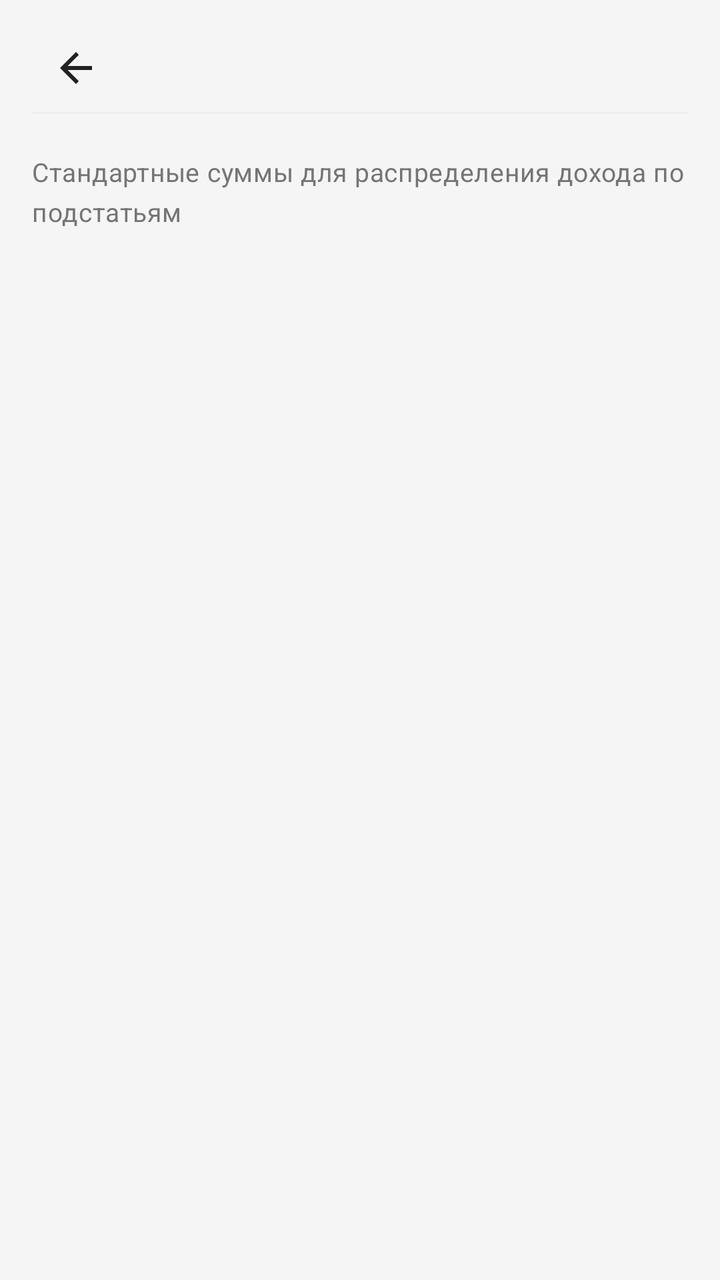
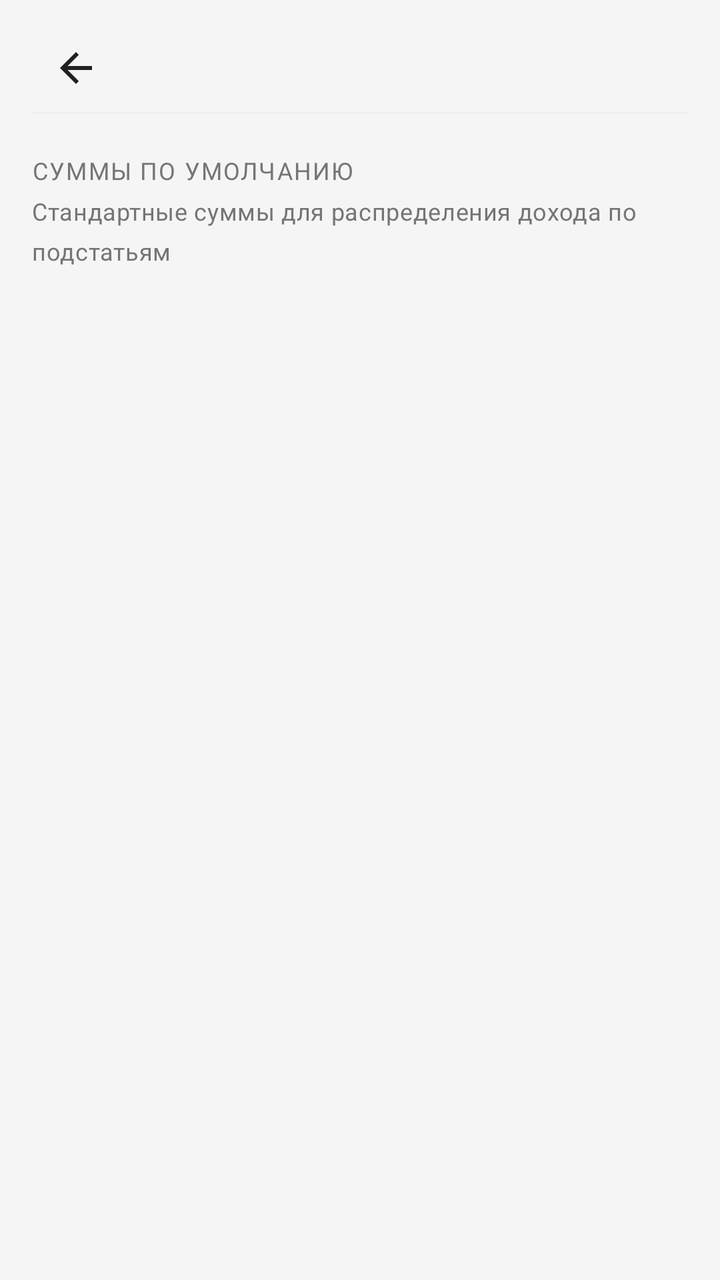

Screens rendered from an Android XML layout before and after an edit, with the pre-edit source and the edit as a unified diff.
<!-- AndroidManifest.xml: application theme Theme.MyBudget -->
<!-- res/layout/activity_default_amounts.xml -->
<?xml version="1.0" encoding="utf-8"?>
<LinearLayout xmlns:android="http://schemas.android.com/apk/res/android"
    android:orientation="vertical"
    android:id="@+id/defaultAmountsRoot"
    android:background="@color/background_light"
    android:paddingLeft="@dimen/space_16"
    android:paddingTop="@dimen/space_12"
    android:paddingRight="@dimen/space_16"
    android:paddingBottom="@dimen/space_16"
    android:layout_width="match_parent"
    android:layout_height="match_parent"
    android:paddingHorizontal="@dimen/space_16">
    <include
        android:layout_width="match_parent"
        android:layout_height="wrap_content"
        android:layout_marginBottom="@dimen/space_12"
        layout="@layout/include_screen_header"/>
    <TextView
        android:textSize="13sp"
        android:layout_width="match_parent"
        android:layout_height="wrap_content"
        android:layout_marginBottom="@dimen/space_12"
        android:text="@string/default_amounts_subtitle"
        style="@style/Text.MyBudget.Subtitle"/>
    <androidx.recyclerview.widget.RecyclerView
        android:id="@+id/defaultAmountsRecycler"
        android:paddingBottom="@dimen/space_24"
        android:clipToPadding="false"
        android:layout_width="match_parent"
        android:layout_height="0dp"
        android:layout_weight="1"/>
    <TextView
        android:gravity="center"
        android:id="@+id/defaultAmountsEmpty"
        android:padding="@dimen/space_24"
        android:visibility="gone"
        android:layout_width="match_parent"
        android:layout_height="0dp"
        android:text="@string/default_amounts_empty"
        android:layout_weight="1"
        style="@style/Text.MyBudget.Subtitle"/>
</LinearLayout>
<!-- res/layout/include_screen_header.xml (included above) -->
<?xml version="1.0" encoding="utf-8"?>
<LinearLayout xmlns:android="http://schemas.android.com/apk/res/android"
    android:layout_width="match_parent"
    android:layout_height="wrap_content"
    android:orientation="vertical">

    <include layout="@layout/include_compact_toolbar" />

    <View
        android:layout_width="match_parent"
        android:layout_height="1dp"
        android:layout_marginBottom="@dimen/space_8"
        android:background="@color/border_light" />
</LinearLayout>
<!-- res/layout/include_compact_toolbar.xml (included above) -->
<?xml version="1.0" encoding="utf-8"?>
<LinearLayout xmlns:android="http://schemas.android.com/apk/res/android" xmlns:app="http://schemas.android.com/apk/res-auto"
    android:gravity="center_vertical"
    android:orientation="horizontal"
    android:id="@+id/screenHeaderRoot"
    android:layout_width="match_parent"
    android:layout_height="wrap_content"
    android:minHeight="@dimen/touch_min_size">
    <ImageButton
        android:id="@+id/screenHeaderBack"
        android:background="?attr/selectableItemBackgroundBorderless"
        android:padding="@dimen/space_8"
        android:layout_width="@dimen/touch_min_size"
        android:layout_height="@dimen/touch_min_size"
        android:src="@drawable/ic_arrow_back"
        android:scaleType="centerInside"
        android:contentDescription="@string/nav_back"
        app:tint="@color/text_primary"/>
    <TextView
        android:textSize="18sp"
        android:id="@+id/screenHeaderEmoji"
        android:visibility="gone"
        android:layout_width="wrap_content"
        android:layout_height="wrap_content"
        android:layout_marginStart="@dimen/space_2"/>
    <TextView
        android:textSize="20sp"
        android:ellipsize="end"
        android:id="@+id/screenHeaderTitle"
        android:layout_width="0dp"
        android:layout_height="wrap_content"
        android:maxLines="1"
        android:layout_weight="1"
        android:layout_marginStart="@dimen/space_4"
        style="@style/Text.MyBudget.Title"/>
    <ImageButton
        android:id="@+id/screenHeaderAction"
        android:background="?attr/selectableItemBackgroundBorderless"
        android:padding="@dimen/space_8"
        android:visibility="gone"
        android:layout_width="@dimen/touch_min_size"
        android:layout_height="@dimen/touch_min_size"
        android:src="@android:drawable/ic_menu_more"
        android:contentDescription="@string/transactions_more_menu"
        app:tint="@color/text_secondary"/>
    <ImageButton
        android:id="@+id/screenHeaderActionSecondary"
        android:background="?attr/selectableItemBackgroundBorderless"
        android:padding="@dimen/space_8"
        android:visibility="gone"
        android:layout_width="@dimen/touch_min_size"
        android:layout_height="@dimen/touch_min_size"
        android:src="@android:drawable/ic_menu_search"
        android:contentDescription="@string/transactions_search_submit"
        app:tint="@color/budget_blue"/>
</LinearLayout>
<!-- resources referenced by this layout -->
<resources>
  <color name="background_light">#f5f5f5</color>
  <color name="border_light">#eeeeee</color>
  <color name="budget_blue">#2196f3</color>
  <color name="text_primary">#212121</color>
  <color name="text_secondary">#757575</color>
  <dimen name="space_12">12dp</dimen>
  <dimen name="space_16">16dp</dimen>
  <dimen name="space_2">2dp</dimen>
  <dimen name="space_24">24dp</dimen>
  <dimen name="space_4">4dp</dimen>
  <dimen name="space_8">8dp</dimen>
  <dimen name="touch_min_size">44dp</dimen>
  <!-- drawable ic_arrow_back (drawable) -->
  <?xml version="1.0" encoding="utf-8"?>
  <vector xmlns:android="http://schemas.android.com/apk/res/android"
      android:height="24dp"
      android:width="24dp"
      android:viewportWidth="24"
      android:viewportHeight="24">
      <path
          android:fillColor="@color/text_primary"
          android:pathData="M20,11H7.83l5.59,-5.59L12,4l-8,8 8,8 1.41,-1.41L7.83,13H20v-2z"/>
  </vector>
  <string name="default_amounts_empty">Нет подстатей. Создайте структуру в разделе «Бюджет» или выберите шаблон.</string>
  <string name="default_amounts_subtitle">Стандартные суммы для распределения дохода по подстатьям</string>
  <string name="nav_back">Назад</string>
  <string name="transactions_more_menu">Дополнительно</string>
  <string name="transactions_search_submit">Искать</string>
  <style name="Text.MyBudget.Subtitle" parent="@style/Text.MyBudget">
      <item name="android:textSize">12sp</item>
      <item name="android:textColor">@color/text_secondary</item>
    </style>
  <style name="Text.MyBudget.Title" parent="@style/Text.MyBudget">
      <item name="android:textSize">18sp</item>
      <item name="android:textStyle">bold</item>
      <item name="android:textColor">@color/text_primary</item>
    </style>
  <style name="Theme.MyBudget" parent="@style/Base.Theme.MyBudget" />
  <style name="Text.MyBudget" parent="@style/TextAppearance.Material3.BodyMedium" />
  <style name="Base.Theme.MyBudget" parent="@style/Theme.Material3.DayNight.NoActionBar">
      <item name="android:colorBackground">@color/background_light</item>
      <item name="colorOnPrimary">@color/md_theme_onPrimary</item>
      <item name="colorOnSurface">@color/md_theme_onSurface</item>
      <item name="colorOutline">@color/md_theme_outline</item>
      <item name="colorPrimary">@color/md_theme_primary</item>
      <item name="colorSurface">@color/md_theme_surface</item>
      <item name="colorSurfaceVariant">@color/md_theme_surfaceVariant</item>
    </style>
  <color name="md_theme_onPrimary">#ffffff</color>
  <color name="md_theme_onSurface">#1d1b20</color>
  <color name="md_theme_outline">#79747e</color>
  <color name="md_theme_primary">#6750a4</color>
  <color name="md_theme_surface">#ffffff</color>
  <color name="md_theme_surfaceVariant">#e7e0ec</color>
</resources>

<!-- the commit's change to res/layout/activity_default_amounts.xml (unified diff, before → after) -->
@@ -16,7 +16,12 @@
         android:layout_marginBottom="@dimen/space_12"
         layout="@layout/include_screen_header"/>
     <TextView
-        android:textSize="13sp"
+        android:layout_width="match_parent"
+        android:layout_height="wrap_content"
+        android:layout_marginBottom="@dimen/space_4"
+        android:text="@string/default_amounts_title"
+        style="@style/Text.MyBudget.SectionLabel"/>
+    <TextView
         android:layout_width="match_parent"
         android:layout_height="wrap_content"
         android:layout_marginBottom="@dimen/space_12"
<!-- resource entries referenced after the edit -->
@@ -25,9 +25,16 @@
   </vector>
   <string name="default_amounts_empty">Нет подстатей. Создайте структуру в разделе «Бюджет» или выберите шаблон.</string>
   <string name="default_amounts_subtitle">Стандартные суммы для распределения дохода по подстатьям</string>
+  <string name="default_amounts_title">Суммы по умолчанию</string>
   <string name="nav_back">Назад</string>
   <string name="transactions_more_menu">Дополнительно</string>
   <string name="transactions_search_submit">Искать</string>
+  <style name="Text.MyBudget.SectionLabel" parent="@style/Text.MyBudget">
+      <item name="android:textSize">12sp</item>
+      <item name="android:textColor">@color/text_secondary</item>
+      <item name="android:textAllCaps">true</item>
+      <item name="android:letterSpacing">0.06</item>
+    </style>
   <style name="Text.MyBudget.Subtitle" parent="@style/Text.MyBudget">
       <item name="android:textSize">12sp</item>
       <item name="android:textColor">@color/text_secondary</item>
